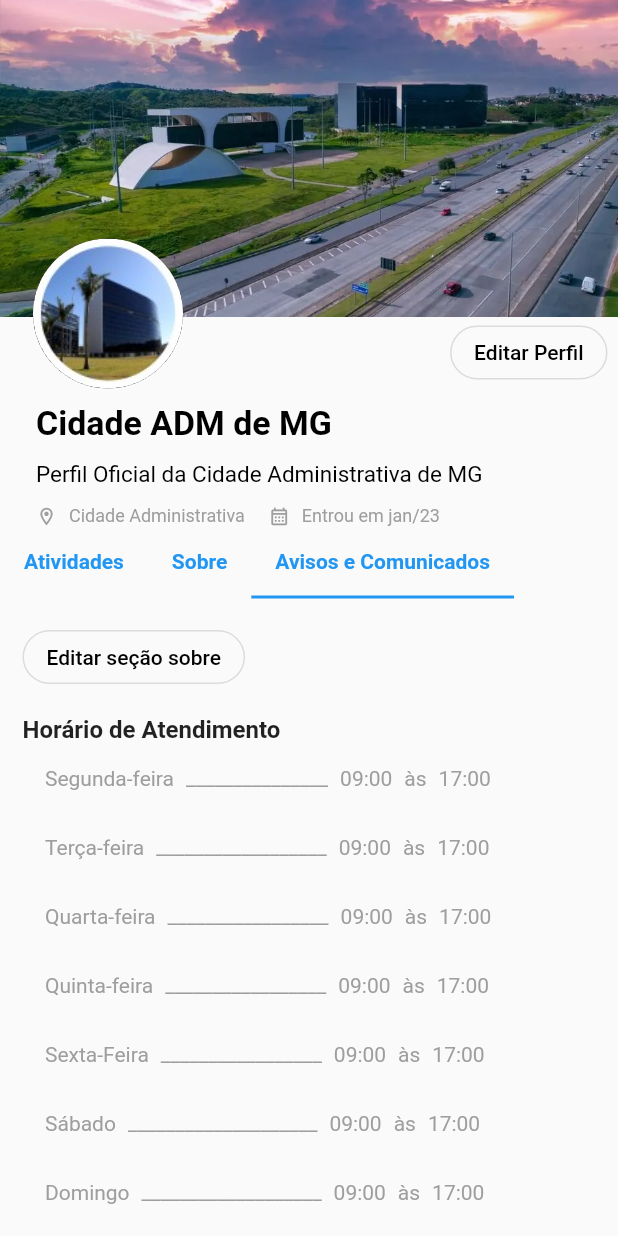
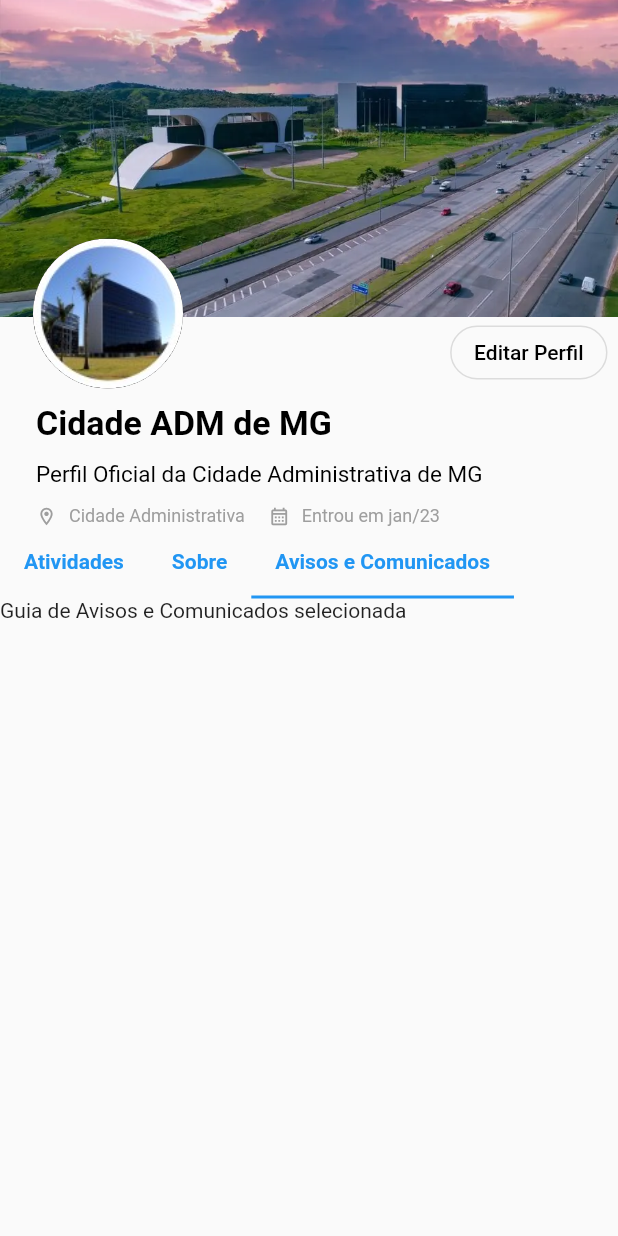
Before and after one commit to AlineSouzza/Teste-Out, a Flutter app: the screen it shows after launch, tab 3 chosen, on a phone screen of 412 x 824 dp. Run offline on Flutter 3.47's test engine with Material 2 defaults, Android fonts, the light colour scheme and no system bars.

Commit message:
Adiciona conteúdo na tab de avisos

```diff
--- a/lib/pages/main.dart
+++ b/lib/pages/main.dart
@@ -74,8 +74,8 @@ class MyAppState extends State<MyApp> with TickerProviderStateMixin {
             controller: _tabController,
             children: [
               _buildAtividadeScreensTab(),
-              _buildInfoScreensTab(),
-              _buildInfoScreensTab(),
+              _buildAboutScreensTab(),
+              _buildNoticeScreensTab()
             ],
           ),
         ),
@@ -260,7 +260,7 @@ class MyAppState extends State<MyApp> with TickerProviderStateMixin {
     ];
   }
 
-  Widget _buildInfoScreensTab() {
+  Widget _buildAboutScreensTab() {
     return Container(
       margin: const EdgeInsets.all(15),
       child: Column(
@@ -565,4 +565,8 @@ class MyAppState extends State<MyApp> with TickerProviderStateMixin {
   Widget _buildAtividadeScreensTab() {
     return const Text("Guia de Atividades selecionada");
   }
+
+  Widget _buildNoticeScreensTab() {
+    return const Text("Guia de Avisos e Comunicados selecionada");
+  }
 }
```
